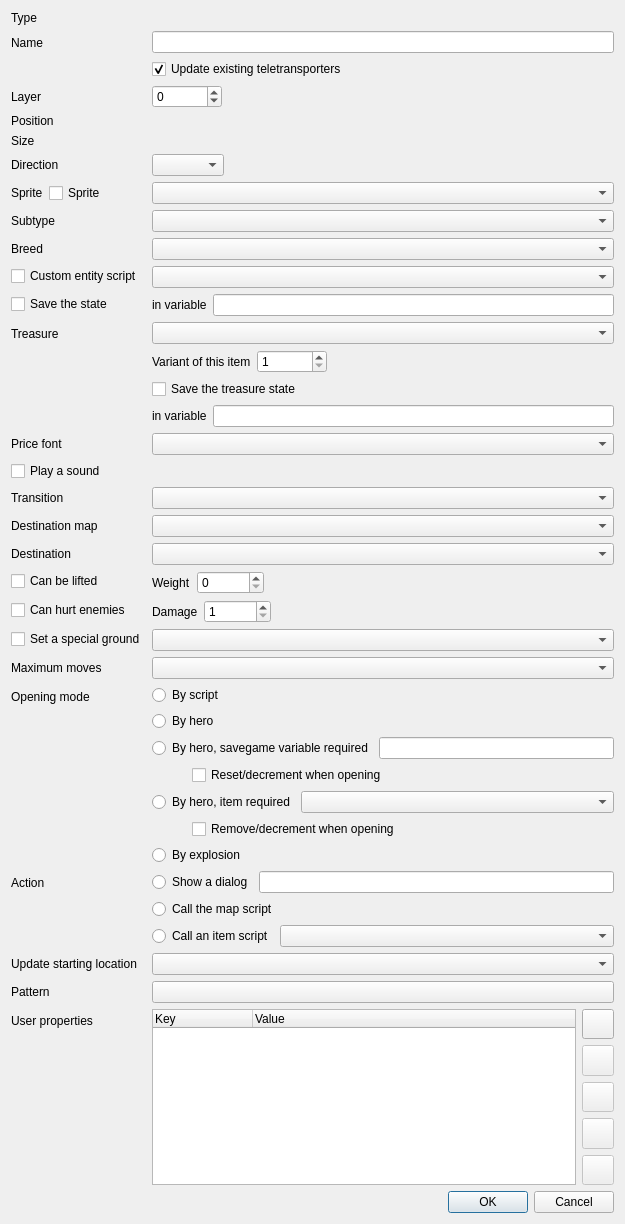
This is src/widgets/edit_entity_dialog.ui in solarus-games/solarus-quest-editor as Qt 5 draws it before an edit. The edited form follows.
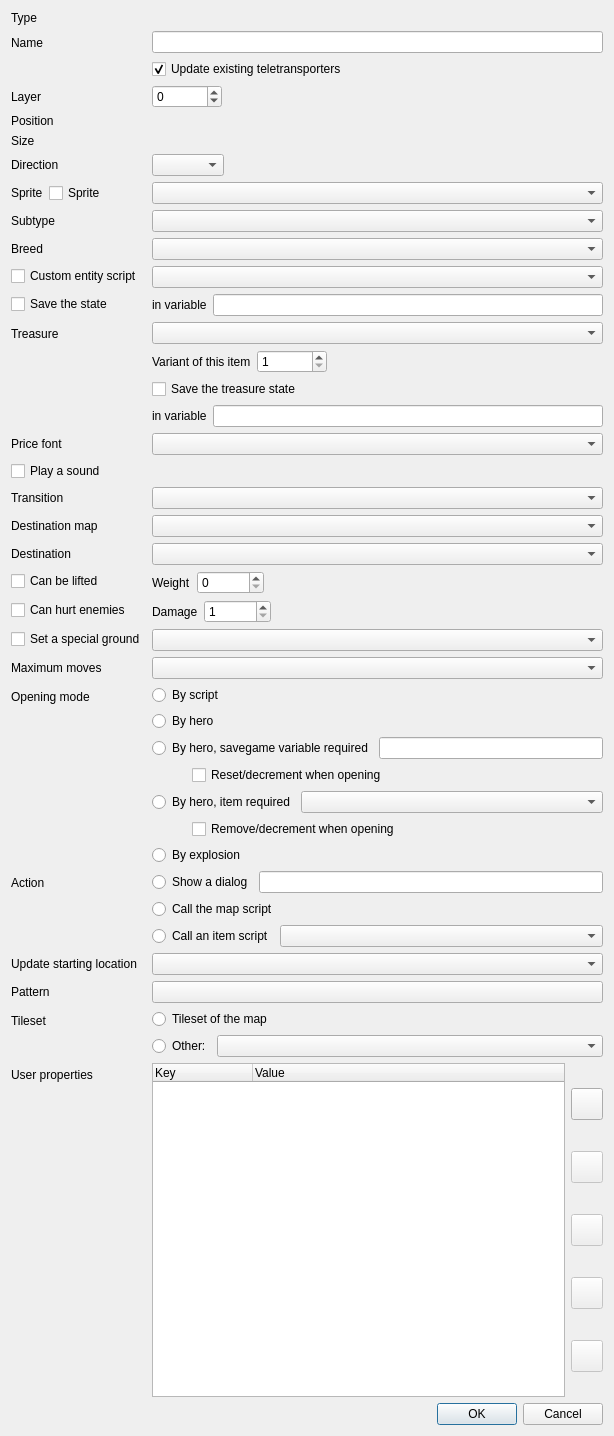
This is the edited form. Icons and pictures are not drawn. Custom widgets are drawn as their Qt base class.

Commit message: Map editor: allow to use multiple tilesets in the same map

Diff of the .ui file:
```diff
--- a/src/widgets/edit_entity_dialog.ui
+++ b/src/widgets/edit_entity_dialog.ui
@@ -6,8 +6,8 @@
    <rect>
     <x>0</x>
     <y>0</y>
-    <width>625</width>
-    <height>1224</height>
+    <width>614</width>
+    <height>1436</height>
    </rect>
   </property>
   <property name="sizePolicy">
@@ -22,9 +22,6 @@
   <layout class="QVBoxLayout" name="verticalLayout_3">
    <item>
     <layout class="QFormLayout" name="form_layout">
-     <property name="fieldGrowthPolicy">
-      <enum>QFormLayout::AllNonFixedFieldsGrow</enum>
-     </property>
      <item row="0" column="0">
       <widget class="QLabel" name="type_label">
        <property name="text">
@@ -796,13 +793,20 @@
       </widget>
      </item>
      <item row="25" column="0">
+      <widget class="QLabel" name="tileset_label">
+       <property name="text">
+        <string>Tileset</string>
+       </property>
+      </widget>
+     </item>
+     <item row="26" column="0">
       <widget class="QLabel" name="user_properties_label">
        <property name="text">
         <string>User properties</string>
        </property>
       </widget>
      </item>
-     <item row="25" column="1">
+     <item row="26" column="1">
       <layout class="QHBoxLayout" name="custom_properties_layout">
        <item>
         <widget class="QTreeWidget" name="user_properties_table">
@@ -978,6 +982,52 @@
        </item>
       </layout>
      </item>
+     <item row="25" column="1">
+      <widget class="QWidget" name="tileset_layout" native="true">
+       <layout class="QVBoxLayout" name="tileset_layout_3">
+        <property name="leftMargin">
+         <number>0</number>
+        </property>
+        <property name="topMargin">
+         <number>0</number>
+        </property>
+        <property name="rightMargin">
+         <number>0</number>
+        </property>
+        <property name="bottomMargin">
+         <number>0</number>
+        </property>
+        <item>
+         <widget class="QRadioButton" name="tileset_from_map_radio">
+          <property name="text">
+           <string>Tileset of the map</string>
+          </property>
+         </widget>
+        </item>
+        <item>
+         <layout class="QHBoxLayout" name="horizontal_layout_5">
+          <item>
+           <widget class="QRadioButton" name="tileset_other_radio">
+            <property name="text">
+             <string>Other:</string>
+            </property>
+           </widget>
+          </item>
+          <item>
+           <widget class="SolarusEditor::ResourceSelector" name="tileset_field">
+            <property name="sizePolicy">
+             <sizepolicy hsizetype="Expanding" vsizetype="Fixed">
+              <horstretch>0</horstretch>
+              <verstretch>0</verstretch>
+             </sizepolicy>
+            </property>
+           </widget>
+          </item>
+         </layout>
+        </item>
+       </layout>
+      </widget>
+     </item>
     </layout>
    </item>
    <item>
```
Left out of the diff: 1 changed line with no effect on the pictures. The commit also changes 14 other files.
